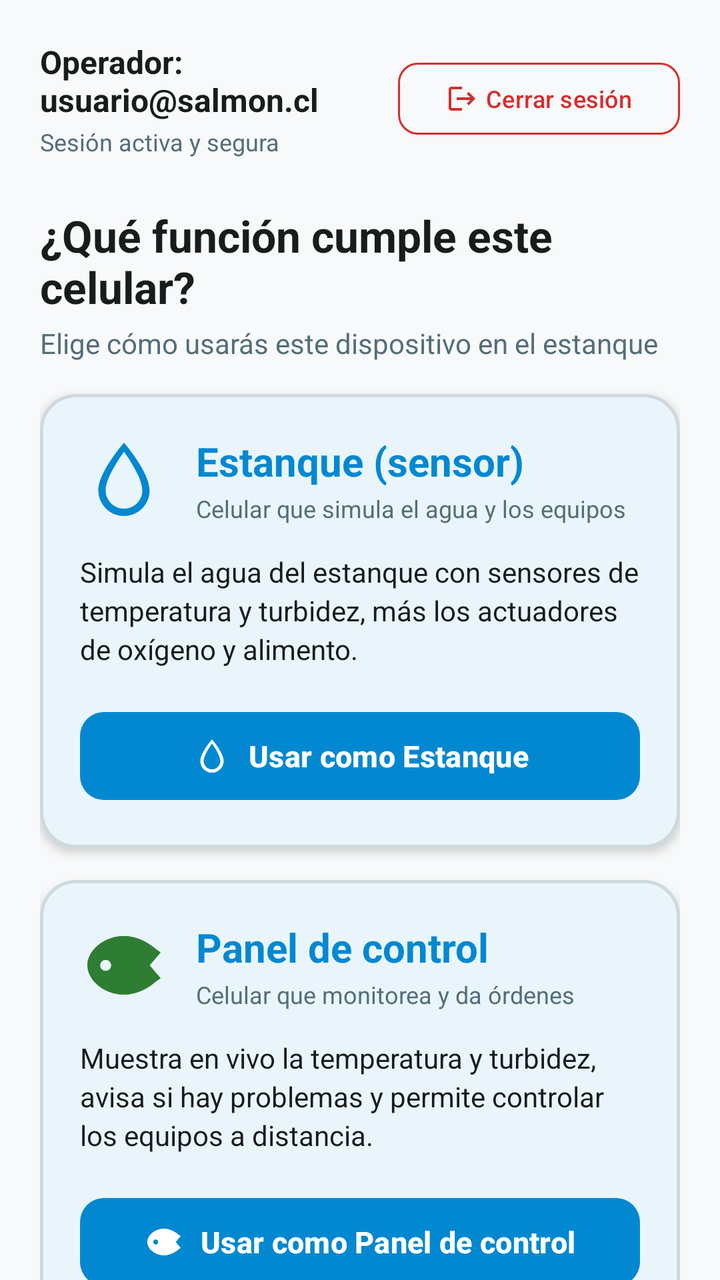
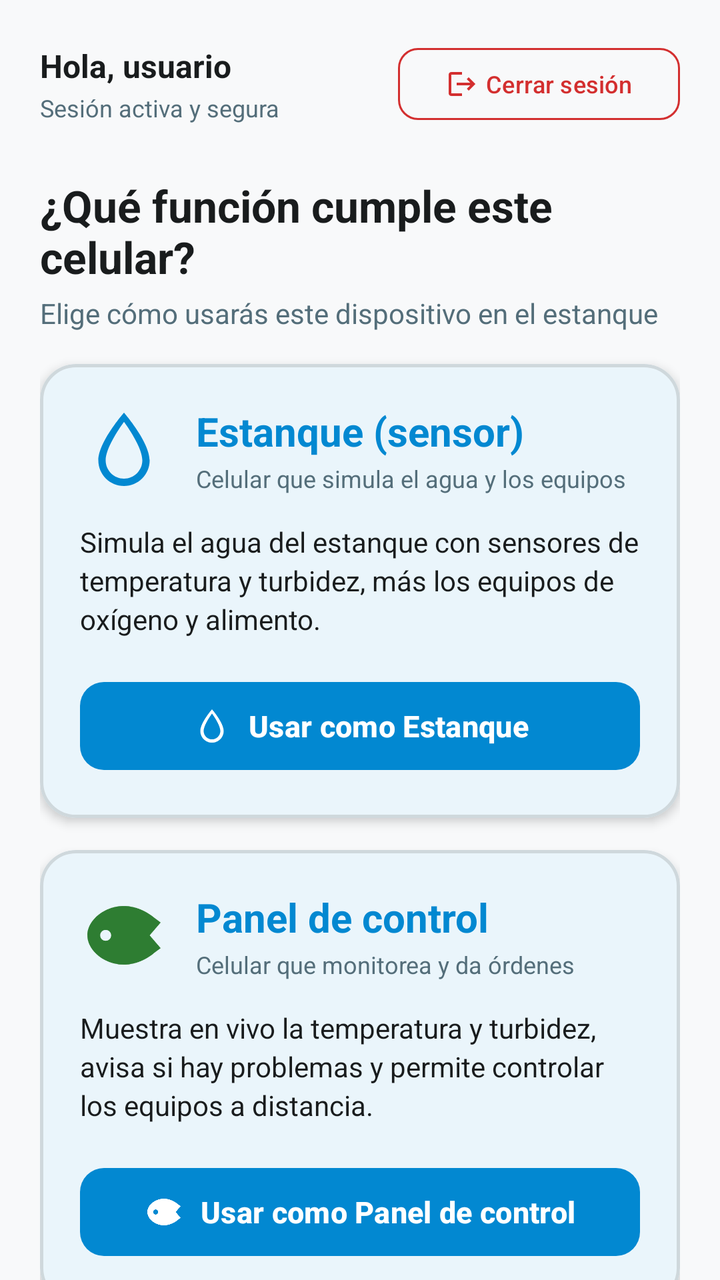

Two renders of the same Android screen: before a commit and after it. Below are the layout's source before the change and the commit's diff.
<!-- AndroidManifest.xml: activity theme Theme.Piscicultura -->
<!-- res/layout/activity_role_select.xml -->
<?xml version="1.0" encoding="utf-8"?>
<androidx.core.widget.NestedScrollView
    xmlns:android="http://schemas.android.com/apk/res/android"
    xmlns:app="http://schemas.android.com/apk/res-auto"
    xmlns:tools="http://schemas.android.com/tools"
    android:layout_width="match_parent"
    android:layout_height="match_parent"
    android:background="?android:attr/colorBackground"
    android:fillViewport="true">

    <LinearLayout
        android:layout_width="match_parent"
        android:layout_height="wrap_content"
        android:orientation="vertical"
        android:padding="20dp">

        
        <LinearLayout
            android:layout_width="match_parent"
            android:layout_height="wrap_content"
            android:gravity="center_vertical"
            android:orientation="horizontal">

            <LinearLayout
                android:layout_width="0dp"
                android:layout_height="wrap_content"
                android:layout_weight="1"
                android:orientation="vertical">

                <TextView
                    android:id="@+id/tvWelcomeUser"
                    android:layout_width="wrap_content"
                    android:layout_height="wrap_content"
                    android:text="Operador: usuario@salmon.cl"
                    android:textColor="?attr/colorOnSurface"
                    android:textSize="16sp"
                    android:textStyle="bold" />

                <TextView
                    android:id="@+id/tvSessionType"
                    android:layout_width="wrap_content"
                    android:layout_height="wrap_content"
                    android:layout_marginTop="2dp"
                    android:text="Sesión activa y segura"
                    android:textColor="?attr/colorOnSurfaceVariant"
                    android:textSize="12sp" />
            </LinearLayout>

            <com.google.android.material.button.MaterialButton
                android:id="@+id/btnLogout"
                style="@style/Widget.Material3.Button.OutlinedButton"
                android:layout_width="wrap_content"
                android:layout_height="44dp"
                android:text="@string/role_logout_btn"
                android:textColor="@color/status_alert"
                android:textSize="12sp"
                app:cornerRadius="10dp"
                app:icon="@drawable/ic_logout"
                app:iconSize="16dp"
                app:iconTint="@color/status_alert"
                app:strokeColor="@color/status_alert" />
        </LinearLayout>

        
        <com.google.android.material.card.MaterialCardView
            android:id="@+id/cardPermissionWarning"
            android:layout_width="match_parent"
            android:layout_height="wrap_content"
            android:layout_marginTop="16dp"
            android:visibility="gone"
            app:cardBackgroundColor="@color/banner_warning_bg"
            app:cardCornerRadius="16dp"
            app:strokeColor="@color/status_warning"
            app:strokeWidth="1.5dp"
            tools:visibility="visible">

            <LinearLayout
                android:layout_width="match_parent"
                android:layout_height="wrap_content"
                android:orientation="vertical"
                android:padding="18dp">

                <LinearLayout
                    android:layout_width="match_parent"
                    android:layout_height="wrap_content"
                    android:gravity="center_vertical"
                    android:orientation="horizontal">

                    <ImageView
                        android:layout_width="28dp"
                        android:layout_height="28dp"
                        android:contentDescription="@string/permissions_title"
                        android:src="@drawable/ic_bluetooth"
                        app:tint="@color/status_warning" />

                    <TextView
                        android:id="@+id/tvWarningTitle"
                        android:layout_width="wrap_content"
                        android:layout_height="wrap_content"
                        android:layout_marginStart="10dp"
                        android:text="@string/permissions_title"
                        android:textColor="@color/status_warning"
                        android:textSize="16sp"
                        android:textStyle="bold" />
                </LinearLayout>

                <TextView
                    android:id="@+id/tvWarningMessage"
                    android:layout_width="wrap_content"
                    android:layout_height="wrap_content"
                    android:layout_marginTop="8dp"
                    android:text="@string/permissions_message"
                    android:textColor="?attr/colorOnSurface"
                    android:textSize="14sp"
                    android:lineSpacingExtra="2dp" />

                <LinearLayout
                    android:layout_width="match_parent"
                    android:layout_height="wrap_content"
                    android:layout_marginTop="14dp"
                    android:orientation="horizontal">

                    <com.google.android.material.button.MaterialButton
                        android:id="@+id/btnRetryPermissions"
                        android:layout_width="0dp"
                        android:layout_height="48dp"
                        android:layout_marginEnd="6dp"
                        android:layout_weight="1"
                        android:text="@string/permissions_btn_retry"
                        android:textSize="14sp"
                        android:textStyle="bold"
                        app:cornerRadius="10dp" />

                    <com.google.android.material.button.MaterialButton
                        android:id="@+id/btnOpenSettings"
                        style="@style/Widget.Material3.Button.OutlinedButton"
                        android:layout_width="0dp"
                        android:layout_height="48dp"
                        android:layout_marginStart="6dp"
                        android:layout_weight="1"
                        android:text="@string/permissions_btn_settings"
                        android:textColor="?attr/colorPrimary"
                        android:textSize="14sp"
                        app:cornerRadius="10dp"
                        app:strokeColor="?attr/colorPrimary" />
                </LinearLayout>

                <com.google.android.material.button.MaterialButton
                    android:id="@+id/btnEnableBluetooth"
                    android:layout_width="match_parent"
                    android:layout_height="48dp"
                    android:layout_marginTop="10dp"
                    android:text="@string/permissions_btn_enable_bt"
                    android:textSize="14sp"
                    android:textStyle="bold"
                    android:visibility="gone"
                    app:cornerRadius="10dp" />
            </LinearLayout>
        </com.google.android.material.card.MaterialCardView>

        
        <TextView
            android:id="@+id/tvSelectRolePrompt"
            android:layout_width="wrap_content"
            android:layout_height="wrap_content"
            android:layout_marginTop="24dp"
            android:text="@string/role_select_title"
            android:textColor="?attr/colorOnSurface"
            android:textSize="22sp"
            android:textStyle="bold" />

        <TextView
            android:id="@+id/tvSelectRoleDesc"
            android:layout_width="match_parent"
            android:layout_height="wrap_content"
            android:layout_marginTop="4dp"
            android:text="@string/role_select_subtitle"
            android:textColor="?attr/colorOnSurfaceVariant"
            android:textSize="14sp" />

        
        <com.google.android.material.card.MaterialCardView
            android:id="@+id/cardNodo"
            android:layout_width="match_parent"
            android:layout_height="wrap_content"
            android:layout_marginTop="16dp"
            app:cardBackgroundColor="?attr/colorSurface"
            app:cardCornerRadius="18dp"
            app:cardElevation="3dp"
            app:strokeColor="?attr/colorOutline"
            app:strokeWidth="1.5dp">

            <LinearLayout
                android:layout_width="match_parent"
                android:layout_height="wrap_content"
                android:orientation="vertical"
                android:padding="20dp">

                <LinearLayout
                    android:layout_width="match_parent"
                    android:layout_height="wrap_content"
                    android:gravity="center_vertical"
                    android:orientation="horizontal">

                    <ImageView
                        android:layout_width="44dp"
                        android:layout_height="44dp"
                        android:contentDescription="@string/role_nodo_title"
                        android:src="@drawable/ic_water_drop"
                        app:tint="?attr/colorPrimary" />

                    <LinearLayout
                        android:layout_width="0dp"
                        android:layout_height="wrap_content"
                        android:layout_marginStart="14dp"
                        android:layout_weight="1"
                        android:orientation="vertical">

                        <TextView
                            android:layout_width="wrap_content"
                            android:layout_height="wrap_content"
                            android:text="@string/role_nodo_title"
                            android:textColor="?attr/colorPrimary"
                            android:textSize="20sp"
                            android:textStyle="bold" />

                        <TextView
                            android:layout_width="wrap_content"
                            android:layout_height="wrap_content"
                            android:layout_marginTop="2dp"
                            android:text="Celular que simula el agua y los equipos"
                            android:textColor="?attr/colorOnSurfaceVariant"
                            android:textSize="12sp" />
                    </LinearLayout>
                </LinearLayout>

                <TextView
                    android:layout_width="wrap_content"
                    android:layout_height="wrap_content"
                    android:layout_marginTop="14dp"
                    android:text="@string/role_nodo_desc"
                    android:textColor="?attr/colorOnSurface"
                    android:textSize="14sp"
                    android:lineSpacingExtra="3dp" />

                <com.google.android.material.button.MaterialButton
                    android:id="@+id/btnLaunchNodo"
                    android:layout_width="match_parent"
                    android:layout_height="52dp"
                    android:layout_marginTop="18dp"
                    android:text="@string/role_nodo_btn"
                    android:textSize="15sp"
                    android:textStyle="bold"
                    app:cornerRadius="12dp"
                    app:icon="@drawable/ic_water_drop"
                    app:iconGravity="textStart"
                    app:iconSize="20dp" />

            </LinearLayout>
        </com.google.android.material.card.MaterialCardView>

        
        <com.google.android.material.card.MaterialCardView
            android:id="@+id/cardEstacion"
            android:layout_width="match_parent"
            android:layout_height="wrap_content"
            android:layout_marginTop="16dp"
            app:cardBackgroundColor="?attr/colorSurface"
            app:cardCornerRadius="18dp"
            app:cardElevation="3dp"
            app:strokeColor="?attr/colorOutline"
            app:strokeWidth="1.5dp">

            <LinearLayout
                android:layout_width="match_parent"
                android:layout_height="wrap_content"
                android:orientation="vertical"
                android:padding="20dp">

                <LinearLayout
                    android:layout_width="match_parent"
                    android:layout_height="wrap_content"
                    android:gravity="center_vertical"
                    android:orientation="horizontal">

                    <ImageView
                        android:layout_width="44dp"
                        android:layout_height="44dp"
                        android:contentDescription="@string/role_estacion_title"
                        android:src="@drawable/ic_fish"
                        app:tint="@color/status_ok" />

                    <LinearLayout
                        android:layout_width="0dp"
                        android:layout_height="wrap_content"
                        android:layout_marginStart="14dp"
                        android:layout_weight="1"
                        android:orientation="vertical">

                        <TextView
                            android:layout_width="wrap_content"
                            android:layout_height="wrap_content"
                            android:text="@string/role_estacion_title"
                            android:textColor="?attr/colorPrimary"
                            android:textSize="20sp"
                            android:textStyle="bold" />

                        <TextView
                            android:layout_width="wrap_content"
                            android:layout_height="wrap_content"
                            android:layout_marginTop="2dp"
                            android:text="Celular que monitorea y da órdenes"
                            android:textColor="?attr/colorOnSurfaceVariant"
                            android:textSize="12sp" />
                    </LinearLayout>
                </LinearLayout>

                <TextView
                    android:layout_width="wrap_content"
                    android:layout_height="wrap_content"
                    android:layout_marginTop="14dp"
                    android:text="@string/role_estacion_desc"
                    android:textColor="?attr/colorOnSurface"
                    android:textSize="14sp"
                    android:lineSpacingExtra="3dp" />

                <com.google.android.material.button.MaterialButton
                    android:id="@+id/btnLaunchEstacion"
                    android:layout_width="match_parent"
                    android:layout_height="52dp"
                    android:layout_marginTop="18dp"
                    android:text="@string/role_estacion_btn"
                    android:textSize="15sp"
                    android:textStyle="bold"
                    app:cornerRadius="12dp"
                    app:icon="@drawable/ic_fish"
                    app:iconGravity="textStart"
                    app:iconSize="20dp" />

            </LinearLayout>
        </com.google.android.material.card.MaterialCardView>

        
        <com.google.android.material.card.MaterialCardView
            android:id="@+id/cardHelpConnection"
            android:layout_width="match_parent"
            android:layout_height="wrap_content"
            android:layout_marginTop="20dp"
            android:layout_marginBottom="16dp"
            app:cardBackgroundColor="?attr/colorSurfaceVariant"
            app:cardCornerRadius="16dp"
            app:strokeColor="?attr/colorOutline"
            app:strokeWidth="1dp">

            <LinearLayout
                android:layout_width="match_parent"
                android:layout_height="wrap_content"
                android:orientation="vertical"
                android:padding="16dp">

                <LinearLayout
                    android:id="@+id/layoutHelpHeader"
                    android:layout_width="match_parent"
                    android:layout_height="wrap_content"
                    android:gravity="center_vertical"
                    android:orientation="horizontal">

                    <ImageView
                        android:layout_width="24dp"
                        android:layout_height="24dp"
                        android:contentDescription="@string/role_help_header"
                        android:src="@drawable/ic_info"
                        app:tint="?attr/colorPrimary" />

                    <TextView
                        android:layout_width="0dp"
                        android:layout_height="wrap_content"
                        android:layout_marginStart="10dp"
                        android:layout_weight="1"
                        android:text="@string/role_help_header"
                        android:textColor="?attr/colorOnSurface"
                        android:textSize="15sp"
                        android:textStyle="bold" />

                    <ImageView
                        android:id="@+id/imgHelpChevron"
                        android:layout_width="24dp"
                        android:layout_height="24dp"
                        android:contentDescription="Expandir ayuda"
                        android:src="@drawable/ic_expand_more"
                        app:tint="?attr/colorOnSurfaceVariant" />
                </LinearLayout>

                <LinearLayout
                    android:id="@+id/layoutHelpContent"
                    android:layout_width="match_parent"
                    android:layout_height="wrap_content"
                    android:layout_marginTop="12dp"
                    android:orientation="vertical"
                    android:visibility="visible">

                    <TextView
                        android:layout_width="match_parent"
                        android:layout_height="wrap_content"
                        android:text="@string/role_help_step1"
                        android:textColor="?attr/colorOnSurface"
                        android:textSize="13sp"
                        android:lineSpacingExtra="2dp" />

                    <TextView
                        android:layout_width="match_parent"
                        android:layout_height="wrap_content"
                        android:layout_marginTop="6dp"
                        android:text="@string/role_help_step2"
                        android:textColor="?attr/colorOnSurface"
                        android:textSize="13sp"
                        android:lineSpacingExtra="2dp" />

                    <TextView
                        android:layout_width="match_parent"
                        android:layout_height="wrap_content"
                        android:layout_marginTop="6dp"
                        android:text="@string/role_help_step3"
                        android:textColor="?attr/colorOnSurface"
                        android:textSize="13sp"
                        android:lineSpacingExtra="2dp" />
                </LinearLayout>

            </LinearLayout>
        </com.google.android.material.card.MaterialCardView>

    </LinearLayout>
</androidx.core.widget.NestedScrollView>
<!-- resources referenced by this layout -->
<resources>
  <color name="banner_warning_bg">#FFF3E0</color>
  <color name="status_alert">#D32F2F</color>
  <color name="status_ok">#2E7D32</color>
  <color name="status_warning">#ED6C02</color>
  <string name="permissions_btn_enable_bt">Activar Bluetooth</string>
  <string name="permissions_btn_retry">Dar permiso</string>
  <string name="permissions_btn_settings">Abrir ajustes</string>
  <string name="role_estacion_btn">Usar como Panel de control</string>
  <string name="role_estacion_title">Panel de control</string>
  <string name="role_help_step1">1. Abre esta aplicación en dos celulares con Bluetooth activado.</string>
  <string name="role_help_step2">2. En uno presiona "Estanque (sensor)" y en el otro "Panel de control".</string>
  <string name="role_help_step3">3. En el panel, presiona "Conectar" eligiendo el otro celular. ¡Listo!</string>
  <string name="role_logout_btn">Cerrar sesión</string>
  <string name="role_nodo_btn">Usar como Estanque</string>
  <string name="role_nodo_desc">Simula el agua del estanque con sensores de temperatura y turbidez, más los actuadores de oxígeno y alimento.</string>
  <string name="role_nodo_title">Estanque (sensor)</string>
  <style name="Theme.Piscicultura" parent="Theme.Material3.DayNight.NoActionBar">
          <item name="colorPrimary">@color/md_theme_primary</item>
          <item name="colorOnPrimary">@color/md_theme_onPrimary</item>
          <item name="colorPrimaryContainer">@color/md_theme_primaryContainer</item>
          <item name="colorOnPrimaryContainer">@color/md_theme_onPrimaryContainer</item>
          <item name="colorSecondary">@color/md_theme_secondary</item>
          <item name="colorOnSecondary">@color/md_theme_onSecondary</item>
          <item name="colorSecondaryContainer">@color/md_theme_secondaryContainer</item>
          <item name="colorOnSecondaryContainer">@color/md_theme_onSecondaryContainer</item>
          <item name="android:colorBackground">@color/md_theme_background</item>
          <item name="colorOnBackground">@color/md_theme_onBackground</item>
          <item name="colorSurface">@color/md_theme_surface</item>
          <item name="colorOnSurface">@color/md_theme_onSurface</item>
          <item name="colorSurfaceVariant">@color/md_theme_surfaceVariant</item>
          <item name="colorOnSurfaceVariant">@color/md_theme_onSurfaceVariant</item>
          <item name="colorOutline">@color/md_theme_outline</item>
          <item name="colorError">@color/status_alert</item>
          <item name="colorOnError">@color/white</item>
          <item name="android:statusBarColor">@color/md_theme_background</item>
          <item name="android:navigationBarColor">@color/md_theme_background</item>
      </style>
  <color name="md_theme_primary">#0288D1</color>
  <color name="md_theme_onPrimary">#FFFFFF</color>
  <color name="md_theme_primaryContainer">#E1F5FE</color>
  <color name="md_theme_onPrimaryContainer">#001F2A</color>
  <color name="md_theme_secondary">#4A6267</color>
  <color name="md_theme_onSecondary">#FFFFFF</color>
  <color name="md_theme_secondaryContainer">#CEE7EC</color>
  <color name="md_theme_onSecondaryContainer">#051F23</color>
  <color name="md_theme_background">#F8F9FA</color>
  <color name="md_theme_onBackground">#191C1D</color>
  <color name="md_theme_surface">#FFFFFF</color>
  <color name="md_theme_onSurface">#191C1D</color>
  <color name="md_theme_surfaceVariant">#EBF2F7</color>
  <color name="md_theme_onSurfaceVariant">#546E7A</color>
  <color name="md_theme_outline">#CFD8DC</color>
  <color name="white">#FFFFFF</color>
  <!-- unchanged entries left out for length: 12 -->
</resources>

<!-- the commit's change to res/layout/activity_role_select.xml (unified diff, before → after) -->
@@ -31,7 +31,9 @@
                     android:id="@+id/tvWelcomeUser"
                     android:layout_width="wrap_content"
                     android:layout_height="wrap_content"
-                    android:text="Operador: usuario@salmon.cl"
+                    android:ellipsize="end"
+                    android:maxLines="1"
+                    android:text="@string/role_welcome_user"
                     android:textColor="?attr/colorOnSurface"
                     android:textSize="16sp"
                     android:textStyle="bold" />
@@ -41,7 +43,7 @@
                     android:layout_width="wrap_content"
                     android:layout_height="wrap_content"
                     android:layout_marginTop="2dp"
-                    android:text="Sesión activa y segura"
+                    android:text="@string/role_session_secure"
                     android:textColor="?attr/colorOnSurfaceVariant"
                     android:textSize="12sp" />
             </LinearLayout>
<!-- resource entries referenced after the edit -->
@@ -9,13 +9,15 @@
   <string name="permissions_btn_settings">Abrir ajustes</string>
   <string name="role_estacion_btn">Usar como Panel de control</string>
   <string name="role_estacion_title">Panel de control</string>
-  <string name="role_help_step1">1. Abre esta aplicación en dos celulares con Bluetooth activado.</string>
-  <string name="role_help_step2">2. En uno presiona "Estanque (sensor)" y en el otro "Panel de control".</string>
-  <string name="role_help_step3">3. En el panel, presiona "Conectar" eligiendo el otro celular. ¡Listo!</string>
+  <string name="role_help_step1">1. En AMBOS celulares, activa el Bluetooth y empareja uno con el otro desde Ajustes &gt; Bluetooth (solo se hace una vez).</string>
+  <string name="role_help_step2">2. Abre la app en los dos celulares. En uno elige "Estanque (sensor)" y pulsa "Iniciar Estanque"; en el otro elige "Panel de control".</string>
+  <string name="role_help_step3">3. En el panel, pulsa "Seleccionar dispositivo emparejado", elige el celular del estanque y pulsa "Conectar". ¡Listo!</string>
   <string name="role_logout_btn">Cerrar sesión</string>
   <string name="role_nodo_btn">Usar como Estanque</string>
-  <string name="role_nodo_desc">Simula el agua del estanque con sensores de temperatura y turbidez, más los actuadores de oxígeno y alimento.</string>
+  <string name="role_nodo_desc">Simula el agua del estanque con sensores de temperatura y turbidez, más los equipos de oxígeno y alimento.</string>
   <string name="role_nodo_title">Estanque (sensor)</string>
+  <string name="role_session_secure">Sesión activa y segura</string>
+  <string name="role_welcome_user">Hola, usuario</string>
   <style name="Theme.Piscicultura" parent="Theme.Material3.DayNight.NoActionBar">
           <item name="colorPrimary">@color/md_theme_primary</item>
           <item name="colorOnPrimary">@color/md_theme_onPrimary</item>
@@ -36,6 +38,8 @@
           <item name="colorOnError">@color/white</item>
           <item name="android:statusBarColor">@color/md_theme_background</item>
           <item name="android:navigationBarColor">@color/md_theme_background</item>
+          <item name="android:windowLightStatusBar">true</item>
+          <item name="android:windowLightNavigationBar">true</item>
       </style>
   <color name="md_theme_primary">#0288D1</color>
   <color name="md_theme_onPrimary">#FFFFFF</color>
